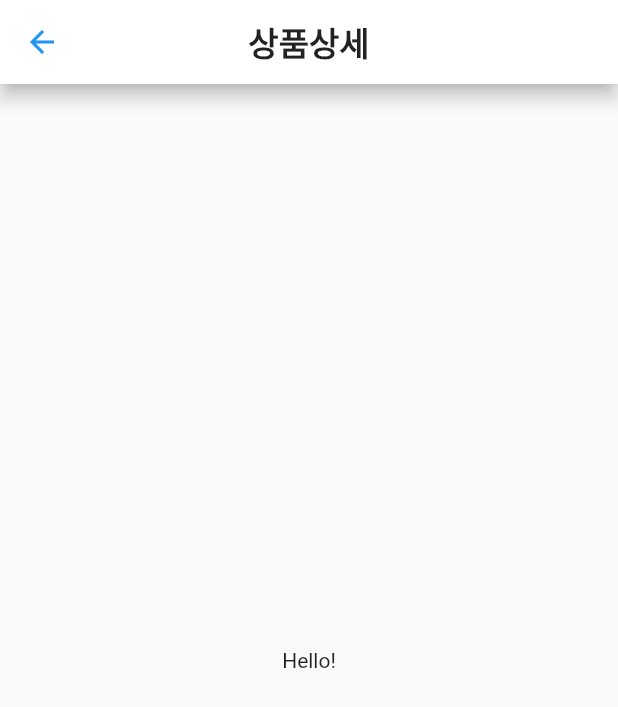
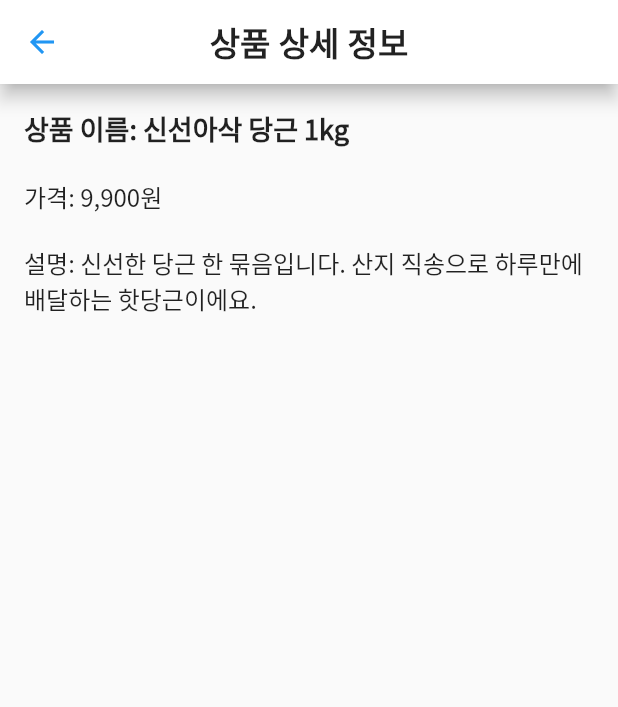
Before and after one commit to ballalssica/team_shoppingmall, a Flutter app: the ProductDetails screen opened directly, on a phone screen of 412 x 824 dp. Shown: the top 707 px of the screen. Run offline on Flutter 3.47's test engine with Material 3 defaults, Android fonts, the light colour scheme and no system bars; Roboto replaces fonts that are missing (NotoSans).

Commit message:
틀만 만듬
틀만만듬

```diff
--- a/lib/product_details/product_details.dart
+++ b/lib/product_details/product_details.dart
@@ -1,20 +1,41 @@
 import 'package:flutter/material.dart';
 
 class ProductDetails extends StatelessWidget {
-  const ProductDetails({super.key});
+  const ProductDetails({super.key}); // const 생성자 추가
 
   @override
   Widget build(BuildContext context) {
     return Scaffold(
       appBar: AppBar(
-        title: const Text('상품상세'), // const 추가
+        centerTitle: true,
+        title: Text('상품 상세 정보'),
+        leading: IconButton(
+          icon: Icon(Icons.arrow_back),
+          onPressed: () {
+            Navigator.of(context).pop();
+          },
+        ),
       ),
-      body: const Center(
-        child: Text(
-          'Hello!',
-          style: TextStyle(
-            fontFamily: 'NotoSans', // 'NotoSnas' -> 'NotoSans'로 수정
-          ),
+      body: Padding(
+        padding: const EdgeInsets.all(16.0),
+        child: Column(
+          crossAxisAlignment: CrossAxisAlignment.start,
+          children: [
+            Text(
+              '상품 이름: 신선아삭 당근 1kg',
+              style: TextStyle(fontSize: 18, fontWeight: FontWeight.bold),
+            ),
+            SizedBox(height: 20),
+            Text(
+              '가격: 9,900원',
+              style: TextStyle(fontSize: 16),
+            ),
+            SizedBox(height: 20),
+            Text(
+              '설명: 신선한 당근 한 묶음입니다. 산지 직송으로 하루만에 배달하는 핫당근이에요.',
+              style: TextStyle(fontSize: 16),
+            ),
+          ],
         ),
       ),
     );
```
